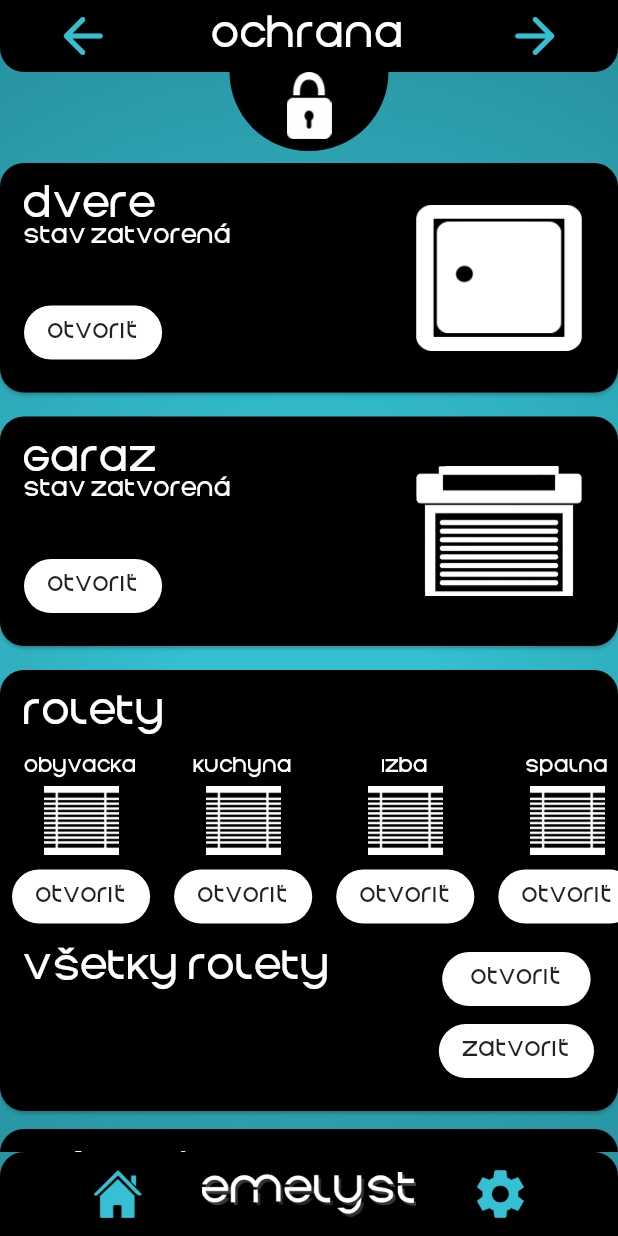
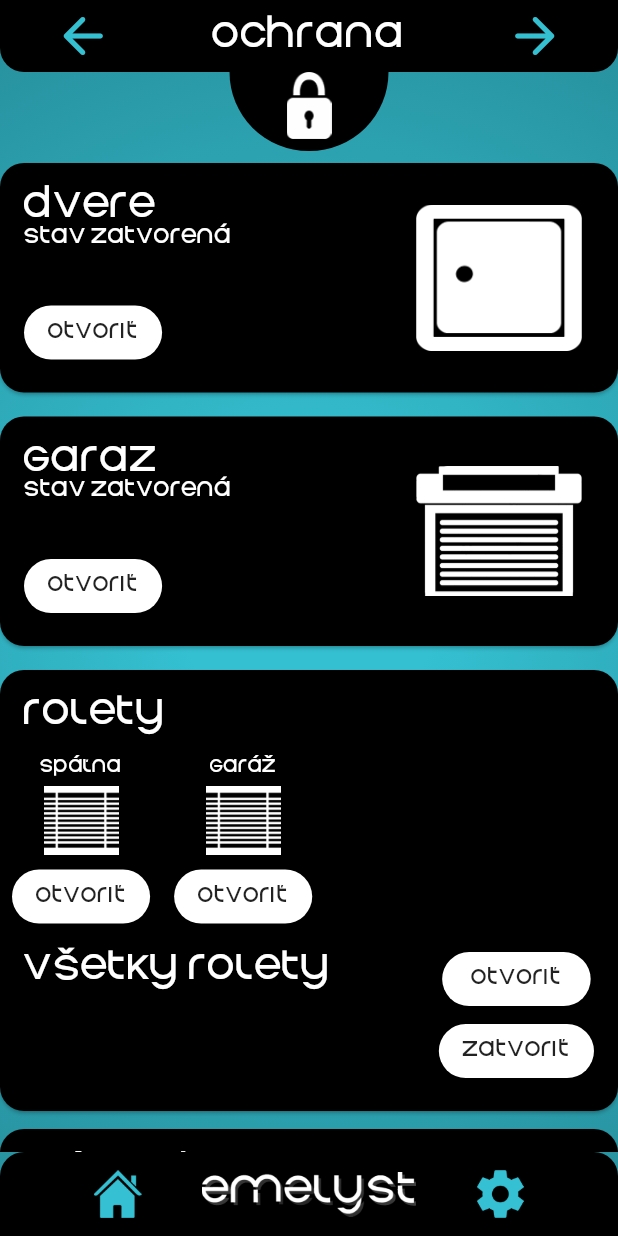
Before and after one commit to iggy228/Emelyst, a Flutter app: the screen it shows after launch, after a tap on "Ochrana", on a phone screen of 412 x 824 dp. Run offline on Flutter 3.47's test engine with Material 2 defaults, Android fonts, the phone set to English and light mode, and no system bars; our stand-ins replace fl_chart, flutter_spinkit; missing offline and left inert: mqtt_client.

Commit message:
Making enum SensorTypes. Reworking naming topics. Making Room class in models.

```diff
--- a/lib/main.dart
+++ b/lib/main.dart
@@ -54,6 +54,21 @@ class Emelyst extends StatelessWidget {
             fontSize: 12,
           ),
         ),
+        inputDecorationTheme: InputDecorationTheme(
+          isDense: true,
+          labelStyle: TextStyle(color: Colors.white),
+          hintStyle: TextStyle(color: Colors.white60),
+          contentPadding: EdgeInsets.fromLTRB(0, 0, 0, 2),
+          border: UnderlineInputBorder(
+            borderSide: BorderSide(color: Colors.white)
+          ),
+          enabledBorder: UnderlineInputBorder(
+              borderSide: BorderSide(color: Colors.white)
+          ),
+          focusedBorder: UnderlineInputBorder(
+              borderSide: BorderSide(color: Colors.white)
+          ),
+        ),
       ),
     );
   }
--- /dev/null
+++ b/lib/model/Room.dart
@@ -0,0 +1,22 @@
+enum SensorTypes {
+  light,
+  engine,
+  detector
+}
+
+class Room {
+  String name;
+  String iconName;
+  String prefix;
+  List<SensorTypes> sensors;
+
+  Room({this.name, this.iconName, this.prefix, this.sensors});
+
+  Map<String, String> toMap() {
+    return {
+      'name': name,
+      'iconName': iconName,
+      'prefix': prefix
+    };
+  }
+}
--- a/lib/model/Sensor.dart
+++ b/lib/model/Sensor.dart
@@ -1,6 +1,11 @@
 class Sensor<T> {
   String name;
   T data;
+  String prefix;
 
-  Sensor({this.name, this.data});
+  Sensor({
+    this.name,
+    this.data,
+    this.prefix = '',
+  });
 }
--- a/lib/pages/home.dart
+++ b/lib/pages/home.dart
@@ -1,3 +1,4 @@
+import 'package:emelyst/model/Room.dart';
 import 'package:emelyst/widgets/category_card.dart';
 import 'package:emelyst/widgets/home_scroll_view.dart';
 import 'package:emelyst/widgets/navigation.dart';
@@ -13,29 +14,42 @@ class Home extends StatefulWidget {
 class _HomeState extends State<Home> {
   String floorPrefix = 'prizemie/';
 
-  List categories = [
+  List<Map<String, String>> categories = [
     {'name': 'Prehľad', 'icon': 'home', 'url': 'overview'},
     {'name': 'Svetlá', 'icon': 'light', 'url': 'lights'},
     {'name': 'Ochrana', 'icon': 'security', 'url': 'security'},
   ];
 
-  List rooms = [
-    {'name': 'Obývačka', 'icon': 'hostroom', 'prefix': 'obyvacka'},
-    {'name': 'Kuchyňa', 'icon': 'kitchen', 'prefix': 'kuchyna'},
-    {'name': 'Spálňa', 'icon': 'bedroom', 'prefix': 'spalna'},
-    {'name': 'Pracovňa', 'icon': 'bedroom', 'prefix': 'pracovna'},
-    {'name': 'Chodba', 'icon': 'bedroom', 'prefix': 'chodba'},
-    {'name': 'Šatník', 'icon': 'bedroom', 'prefix': 'satnik'},
-    {'name': 'Kupeľna', 'icon': 'bedroom', 'prefix': 'kupelka'},
-    {'name': 'Garáž', 'icon': 'bedroom', 'prefix': 'garaz'},
-  ];
+  List<Room> rooms = [];
 
-  List<String> getRoomsPrefixes() {
-    List<String> roomsPrefixes = [];
-    rooms.forEach((element) {
-      roomsPrefixes.add(element['prefix']);
+  List<Map<String, dynamic>> getRoomsData() {
+    List<Map<String, dynamic>> roomsData = [];
+    rooms.forEach((room) {
+      roomsData.add({'name': room.name, 'prefix': room.prefix, 'sensors': room.sensors});
     });
-    return roomsPrefixes;
+    return roomsData;
+  }
+
+  List<String> getRoomsNames() {
+
+  }
+
+  @override
+  void initState() {
+    super.initState();
+
+    List<Room> floorRooms = [
+      Room(name: 'Obývačka', iconName: 'hostroom', prefix: 'obyvacka', sensors: [SensorTypes.light]),
+      Room(name: 'Kuchyňa', iconName: 'kitchen', prefix: 'kuchyna', sensors: [SensorTypes.light]),
+      Room(name: 'Spáľna', iconName: 'bedroom', prefix: 'spalna', sensors: [SensorTypes.light, SensorTypes.engine]),
+      Room(name: 'Pracovňa', iconName: 'hostroom', prefix: 'pracovna', sensors: [SensorTypes.light]),
+      Room(name: 'Chodba', iconName: 'hostroom', prefix: 'chodba', sensors: [SensorTypes.light, SensorTypes.detector]),
+      Room(name: 'Šatník', iconName: 'hostroom', prefix: 'satnik', sensors: [SensorTypes.light]),
+      Room(name: 'Kúpeľna', iconName: 'hostroom', prefix: 'kupelka', sensors: [SensorTypes.light]),
+      Room(name: 'Garáž', iconName: 'hostroom', prefix: 'garaz', sensors: [SensorTypes.light, SensorTypes.engine]),
+    ];
+
+    rooms.addAll(floorRooms);
   }
 
   @override
@@ -112,8 +126,8 @@ class _HomeState extends State<Home> {
                         routeData: {
                           "data": categories,
                           "index": i,
-                          "prefix": floorPrefix,
-                          "roomsPrefixes": getRoomsPrefixes(),
+                          "floorPrefix": floorPrefix,
+                          "roomsData": getRoomsData(),
                         },
                       ),
                     );
@@ -123,9 +137,9 @@ class _HomeState extends State<Home> {
               itemCount: rooms.length,
               itemBuilder: (BuildContext context, int index) {
                 return RoomCard(
-                  title: rooms[index]['name'],
-                  imageUrl: rooms[index]['icon'],
-                  routeData: rooms[index],
+                  title: rooms[index].name,
+                  imageUrl: rooms[index].iconName,
+                  routeData: rooms[index].toMap(),
                 );
               },
             ),
--- a/lib/pages/room.dart
+++ b/lib/pages/room.dart
@@ -19,7 +19,6 @@ class _RoomState extends State<Room> {
   @override
   Widget build(BuildContext context) {
     Map roomData = ModalRoute.of(context).settings.arguments;
-
 
     return RadialBackground(
       child: Column(
--- a/lib/pages/security.dart
+++ b/lib/pages/security.dart
@@ -1,3 +1,4 @@
+import 'package:emelyst/model/Room.dart';
 import 'package:emelyst/model/Sensor.dart';
 import 'package:emelyst/service/mqtt_client_wrapper.dart';
 import 'package:emelyst/widgets/door_card.dart';
@@ -15,13 +16,10 @@ class Security extends StatefulWidget {
 }
 
 class _SecurityState extends State<Security> {
+  String floorPrefix;
+  List roomsData;
 
-  List<Sensor<bool>> shutters = [
-    Sensor<bool>(name: 'obyvacka', data: false),
-    Sensor<bool>(name: 'kuchyna', data: false),
-    Sensor<bool>(name: 'izba', data: false),
-    Sensor<bool>(name: 'spalna', data: false),
-  ];
+  List<Sensor<bool>> shutters = [];
 
   List<Sensor<bool>> doors = [
     Sensor<bool>(name: 'dvere', data: false),
@@ -30,12 +28,18 @@ class _SecurityState extends State<Security> {
 
   bool isRoadOn = false;
 
+  void generateShuttersList(List roomsData) {
+    roomsData.forEach((room) {
+      if (room['sensors'].any((i) => i == SensorTypes.engine)) {
+        shutters.add(Sensor<bool>(name: room['name'], data: false, prefix: '$floorPrefix${room["prefix"]}/motorcek'));
+      }
+    });
+  }
+
+
   @override
   void initState() {
     super.initState();
-    shutters.forEach((shutter) {
-      MqttClientWrapper.subscribe(shutter.name);
-    });
     doors.forEach((door) {
       MqttClientWrapper.subscribe(door.name);
     });
@@ -43,7 +47,7 @@ class _SecurityState extends State<Security> {
 
     MqttClientWrapper.onMessage((topic, message) {
       shutters.forEach((shutter) {
-        if (shutter.name == topic) {
+        if (topic.contains(shutter.prefix)) {
           setState(() {
             shutter.data = message == 'true' ? true : false;
           });
@@ -70,8 +74,18 @@ class _SecurityState extends State<Security> {
     Map routeData = ModalRoute.of(context).settings.arguments;
     int index = routeData['index'];
     List data = routeData['data'];
+    floorPrefix = routeData['floorPrefix'];
+    roomsData = routeData['roomsData'];
     int prevIndex = index - 1 < 0 ? data.length - 1 : index - 1;
     int nextIndex = index + 1 >= data.length ? 0 : index + 1;
+
+    if (shutters.isEmpty) {
+      generateShuttersList(roomsData);
+      shutters.forEach((sensor) {
+        MqttClientWrapper.subscribe(sensor.prefix);
+      });
+    }
+
 
     return RadialBackground(
       child: Column(
@@ -83,10 +97,14 @@ class _SecurityState extends State<Security> {
             nextRouteData: {
               'data': data,
               'index': nextIndex,
+              'floorPrefix': routeData['floorPrefix'],
+              'roomsData': routeData['roomsData'],
             },
             prevRouteData: {
               'data': data,
               'index': nextIndex,
+              'floorPrefix': routeData['floorPrefix'],
+              'roomsData': routeData['roomsData'],
             },
           ),
           Expanded(
@@ -126,7 +144,7 @@ class _SecurityState extends State<Security> {
                             return ShutterBox(
                               name: shutters[i].name,
                               data: shutters[i].data,
-                              onClick: () => MqttClientWrapper.publish(shutters[i].name, shutters[i].data ? 'false' : 'true')
+                              onClick: () => MqttClientWrapper.publish(shutters[i].prefix, shutters[i].data ? 'false' : 'true')
                             );
                           },
                         ),
@@ -149,7 +167,7 @@ class _SecurityState extends State<Security> {
                                 FlatButton(
                                   onPressed: () {
                                     shutters.forEach((shutter) {
-                                      MqttClientWrapper.publish(shutter.name, 'true');
+                                      MqttClientWrapper.publish(shutter.prefix, 'true');
                                     });
                                   },
                                   color: Colors.white,
@@ -159,7 +177,7 @@ class _SecurityState extends State<Security> {
                                 FlatButton(
                                   onPressed: () {
                                     shutters.forEach((shutter) {
-                                      MqttClientWrapper.publish(shutter.name, 'false');
+                                      MqttClientWrapper.publish(shutter.prefix, 'false');
                                     });
                                   },
                                   color: Colors.white,
--- a/lib/service/mqtt_client_wrapper.dart
+++ b/lib/service/mqtt_client_wrapper.dart
@@ -12,6 +12,10 @@ class MqttClientWrapper {
 
   static String get url {
     return _url;
+  }
+
+  static int get port {
+    return _port;
   }
 
   static Future<void> connect({String url, int port = 1883}) async {
--- a/lib/widgets/header_icon_box.dart
+++ b/lib/widgets/header_icon_box.dart
@@ -13,7 +13,7 @@ class HeaderIconBox extends StatelessWidget {
         padding: EdgeInsets.fromLTRB(38, 0, 38, 8),
         decoration: BoxDecoration(
           color: Colors.black,
-          borderRadius: BorderRadius.vertical(bottom: Radius.circular(100))
+          borderRadius: BorderRadius.vertical(bottom: Radius.circular(999))
         ),
         child: Hero(
           tag: 'Emelyst-$name',
--- a/lib/widgets/rgb_slider.dart
+++ b/lib/widgets/rgb_slider.dart
@@ -8,13 +8,13 @@ class CustomTrackShape extends RoundedRectSliderTrackShape {
 }
 
 class RGBSlider extends StatefulWidget {
-  double sliderVal = 0.0;
-
   @override
   _RGBSliderState createState() => _RGBSliderState();
 }
 
 class _RGBSliderState extends State<RGBSlider> {
+  double sliderVal = 0.0;
+
   @override
   Widget build(BuildContext context) {
     return Container(
@@ -28,8 +28,7 @@ class _RGBSliderState extends State<RGBSlider> {
             Colors.green[600],
             Colors.blue[600],
           ],
-
-          )
+        ),
       ),
       child: SliderTheme(
         data: SliderThemeData(
@@ -40,10 +39,10 @@ class _RGBSliderState extends State<RGBSlider> {
           trackShape: CustomTrackShape(),
         ),
         child: Slider(
-          value: widget.sliderVal,
+          value: sliderVal,
           onChanged: (double value) {
             setState(() {
-              widget.sliderVal = value;
+              sliderVal = value;
             });
           },
         ),
```
Also changed, not shown: lib/pages/lights.dart (+21 -14 lines), lib/pages/overview.dart (+14 -15 lines), lib/pages/settings.dart (+4 -14 lines). Lines whose indentation alone changed are shown as unchanged.
